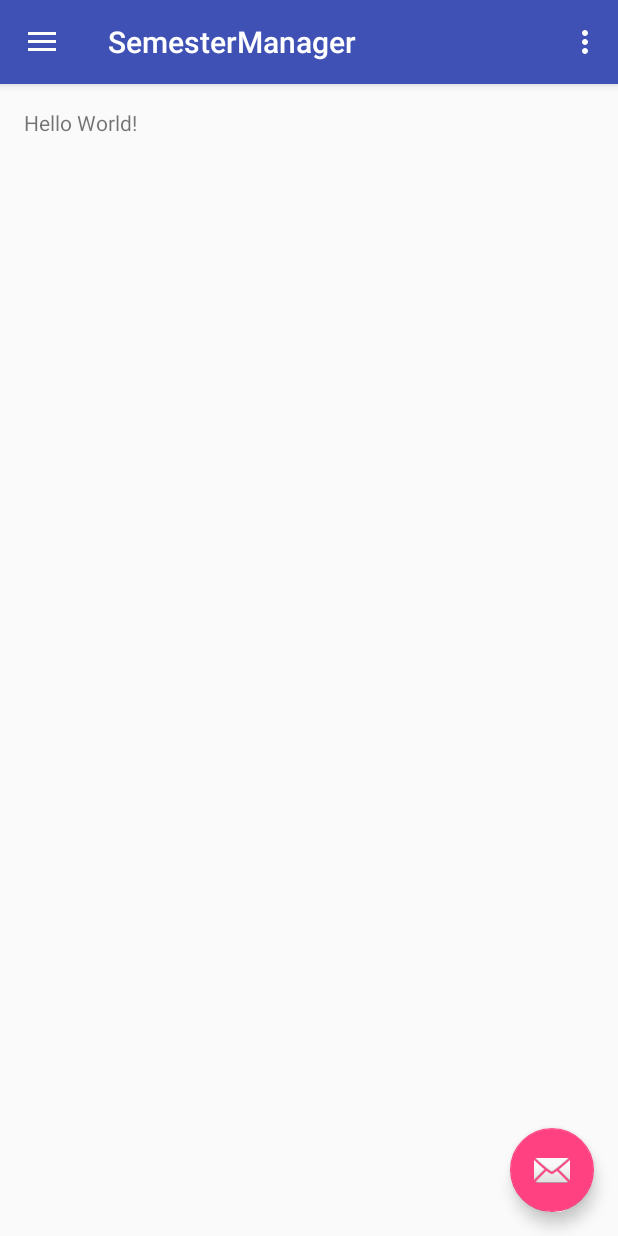
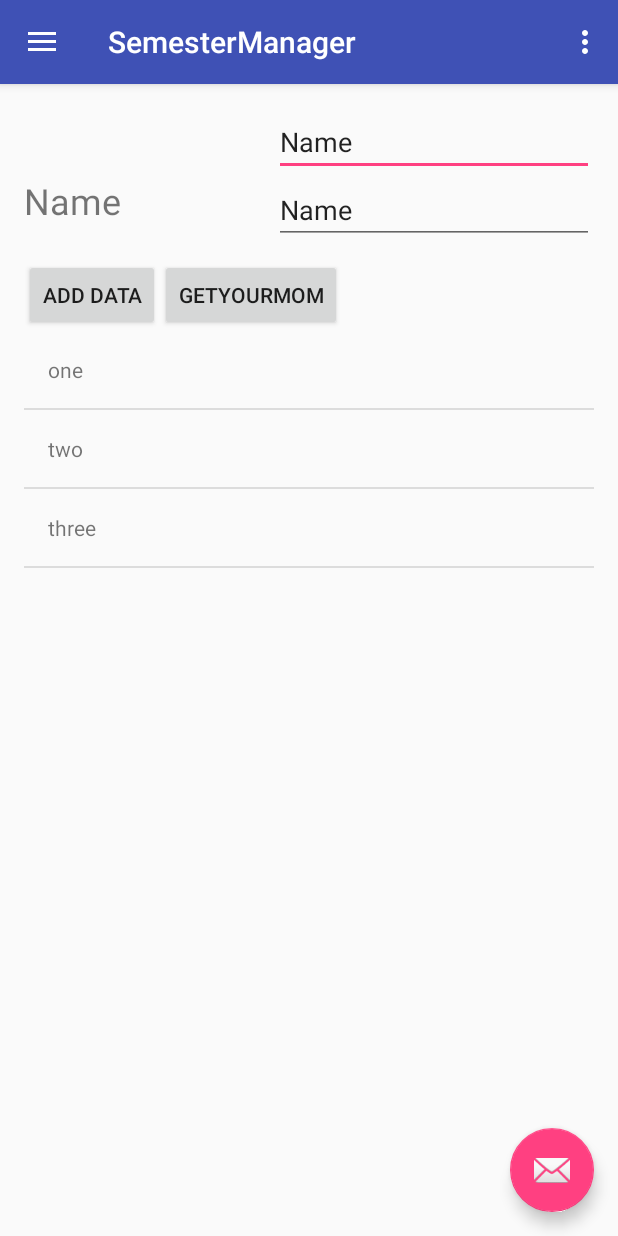
Before and after one commit to B-Nut/SemesterManager, an Android app: the screen it shows after launch (MainActivity), on a phone screen of 412 x 824 dp. Run offline under Robolectric (Android 15) with nearby library versions, the phone set to English and light mode, and no system bars.

Commit message:
Beispielvideo gefolgt, um Daten einer Datenbank hinzuzufügen und diese danach abzurufen.

```diff
--- /dev/null
+++ b/app/src/main/java/de/hsmw/semestermanager/DatabaseHandler.java
@@ -0,0 +1,47 @@
+package de.hsmw.semestermanager;
+
+import android.content.Context;
+import android.database.sqlite.SQLiteDatabase;
+import android.database.sqlite.SQLiteOpenHelper;
+import android.util.Log;
+
+/**
+ * Created by Benjamin on 26.11.2016.
+ */
+
+public class DatabaseHandler extends SQLiteOpenHelper {
+    private static final String DATABASE_NAME = "semesterPlans.db";
+    private static final int DATABASE_VERSION = 1;
+    private static final String TABLE_MODULES = "modules";
+    private static final String TABLE_PLANS = "plans";
+    private static final String TABLE_ENTRIES = "entries";
+
+    @Override
+    public void onCreate(SQLiteDatabase db) {
+
+        Log.d("database", "create Database");
+        db.execSQL("CREATE TABLE " + TABLE_MODULES + " (ID INTEGER PRIMARY KEY AUTOINCREMENT,ANZEIGENAME TEXT,SEMESTERID INTEGER)");
+        db.execSQL("CREATE TABLE " + TABLE_PLANS + " (ID INTEGER PRIMARY KEY AUTOINCREMENT,ANZEIGENAME TEXT,ZEITRAUM TEXT)");
+
+        db.execSQL("CREATE TABLE " + TABLE_ENTRIES + " (" +
+                "ID INTEGER PRIMARY KEY AUTOINCREMENT," +
+                "ANZEGENAME TEXT," +
+                "ZEITRAUM TEXT," +
+                "ORT TEXT," +
+                "TERMINTYP TEXT," +
+                "PRIORITAET TEXT," +
+                "SEMESTERPLANID INTEGER," +
+                "MODULID INTEGER," +
+                "ISTGANZTAGSTERMIN INTEGER," +
+                "DOZENT TEXT" +
+                ")");
+    }
+    @Override
+    public void onUpgrade(SQLiteDatabase db, int oldVersion, int newVersion) {
+        db.execSQL("DREOP TABLE IF EXISTS " + DATABASE_NAME);
+        onCreate(db);
+    }
+    public DatabaseHandler(Context context){
+        super(context, DATABASE_NAME, null, DATABASE_VERSION);
+    }
+}
--- a/app/src/main/java/de/hsmw/semestermanager/MainActivity.java
+++ b/app/src/main/java/de/hsmw/semestermanager/MainActivity.java
@@ -1,8 +1,11 @@
 package de.hsmw.semestermanager;
 
+import android.database.Cursor;
 import android.os.Bundle;
 import android.support.design.widget.FloatingActionButton;
 import android.support.design.widget.Snackbar;
+import android.support.v7.app.AlertDialog;
+import android.util.Log;
 import android.view.View;
 import android.support.design.widget.NavigationView;
 import android.support.v4.view.GravityCompat;
@@ -12,9 +15,21 @@ import android.support.v7.app.AppCompatActivity;
 import android.support.v7.widget.Toolbar;
 import android.view.Menu;
 import android.view.MenuItem;
+import android.widget.ArrayAdapter;
+import android.widget.Button;
+import android.widget.EditText;
+import android.widget.ListView;
+import android.widget.Toast;
+
+import java.util.List;
 
 public class MainActivity extends AppCompatActivity
         implements NavigationView.OnNavigationItemSelectedListener {
+    DatabaseHandler dh;
+    DatabaseInterface di;
+    EditText editName, editTime;
+    String[] exampleList = {"one", "two","three"};
+    Button btnAddData,btnGetData;
 
     @Override
     protected void onCreate(Bundle savedInstanceState) {
@@ -40,6 +55,60 @@ public class MainActivity extends AppCompatActivity
 
         NavigationView navigationView = (NavigationView) findViewById(R.id.nav_view);
         navigationView.setNavigationItemSelectedListener(this);
+
+        dh = new DatabaseHandler(this);
+        di = new DatabaseInterface(dh.getWritableDatabase());
+
+        editName = (EditText)findViewById(R.id.editName);
+        editTime = (EditText)findViewById(R.id.editZeitraum);
+        btnAddData = (Button)findViewById(R.id.buttonAdd);
+        btnGetData = (Button)findViewById(R.id.buttonViewAll);
+        addData();
+        viewAll();
+
+        ArrayAdapter adapter =  new ArrayAdapter(this, R.layout.listview_element,exampleList);
+        ListView mListView = (ListView) findViewById(R.id.mainList);
+        mListView.setAdapter(adapter);
+
+    }
+
+    public void  addData(){
+        btnAddData.setOnClickListener(
+                new View.OnClickListener(){
+                    @Override
+                    public void onClick(View v) {
+                        Toast.makeText(MainActivity.this, Long.toString(di.insertData(editName.getText().toString(), editTime.getText().toString())),Toast.LENGTH_LONG).show();
+                    }
+                }
+        );
+    }
+    public void viewAll(){
+        btnGetData.setOnClickListener(new View.OnClickListener(){
+                @Override
+                public void onClick(View v) {
+                    Cursor c = di.getAllData();
+                    if(c.getCount() == 0){
+                        // BITCH YOU ARE STUPID
+                        showMessage("BITCH YOU ARE STUPID","Ter is Noting");
+                        return;
+                    }
+                    StringBuffer buffer = new StringBuffer();
+                    while (c.moveToNext()){
+                        buffer.append("ID : " + c.getString(0) + "\n");
+                        buffer.append("Name : " + c.getString(1) + "\n");
+                        buffer.append("Zeitraum : " + c.getString(2) + "\n\n");
+                    }
+                    showMessage("Data",buffer.toString());
+                }
+            }
+        );
+    }
+    public void showMessage(String title, String message){
+        AlertDialog.Builder builder = new AlertDialog.Builder(this);
+        builder.setCancelable(true);
+        builder.setTitle(title);
+        builder.setMessage(message);
+        builder.show();
     }
 
     @Override
--- a/app/src/main/res/layout/content_main.xml
+++ b/app/src/main/res/layout/content_main.xml
@@ -13,8 +13,56 @@
     tools:context="de.hsmw.semestermanager.MainActivity"
     tools:showIn="@layout/app_bar_main">
 
-    <TextView
+    <EditText
         android:layout_width="wrap_content"
         android:layout_height="wrap_content"
-        android:text="Hello World!" />
+        android:inputType="textPersonName"
+        android:text="Name"
+        android:ems="10"
+        android:id="@+id/editName"
+        android:layout_alignParentTop="true"
+        android:layout_alignParentEnd="true" />
+    <TextView
+        android:text="Name"
+        android:layout_width="wrap_content"
+        android:layout_height="wrap_content"
+        android:id="@+id/viewName"
+        android:textSize="24sp"
+        android:layout_below="@+id/editName"
+        android:layout_alignParentStart="true" />
+
+    <Button
+        android:text="Add Data"
+        android:layout_width="wrap_content"
+        android:layout_height="wrap_content"
+        android:id="@+id/buttonAdd"
+        android:layout_below="@+id/editName"
+        android:layout_alignParentStart="true"
+        android:layout_marginTop="55dp" />
+
+    <EditText
+        android:layout_width="wrap_content"
+        android:layout_height="wrap_content"
+        android:inputType="textPersonName"
+        android:text="Name"
+        android:ems="10"
+        android:id="@+id/editZeitraum"
+        android:layout_below="@+id/editName"
+        android:layout_alignParentEnd="true" />
+
+    <ListView
+        android:layout_width="match_parent"
+        android:layout_height="match_parent"
+        android:id="@+id/mainList"
+        android:layout_below="@+id/buttonAdd"
+        android:layout_alignParentStart="true" />
+
+    <Button
+        android:text="GetYourMom"
+        android:layout_width="wrap_content"
+        android:layout_height="wrap_content"
+        android:layout_alignTop="@+id/buttonAdd"
+        android:layout_toEndOf="@+id/buttonAdd"
+        android:id="@+id/buttonViewAll" />
+
 </RelativeLayout>
--- /dev/null
+++ b/app/src/main/res/layout/listview_element.xml
@@ -0,0 +1,8 @@
+<?xml version="1.0" encoding="utf-8"?>
+<TextView xmlns:android="http://schemas.android.com/apk/res/android"
+    android:layout_width="match_parent"
+    android:layout_height="wrap_content"
+    android:id="@+id/list_style"
+    android:padding="16dp">
+
+</TextView>
--- a/build.gradle
+++ b/build.gradle
@@ -5,7 +5,7 @@ buildscript {
         jcenter()
     }
     dependencies {
-        classpath 'com.android.tools.build:gradle:2.2.0'
+        classpath 'com.android.tools.build:gradle:2.2.2'
 
         // NOTE: Do not place your application dependencies here; they belong
         // in the individual module build.gradle files
```
Also changed, not shown: app/src/main/java/de/hsmw/semestermanager/DatabaseInterface.java (added, +41 -0 lines).
